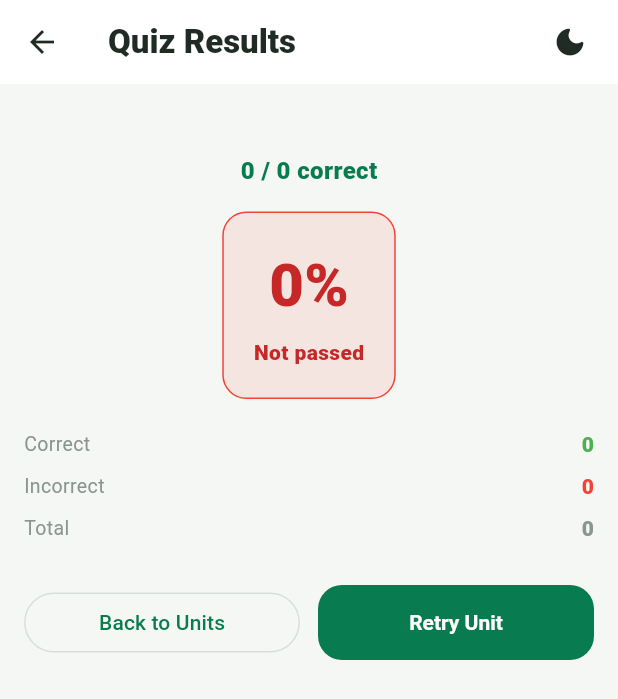
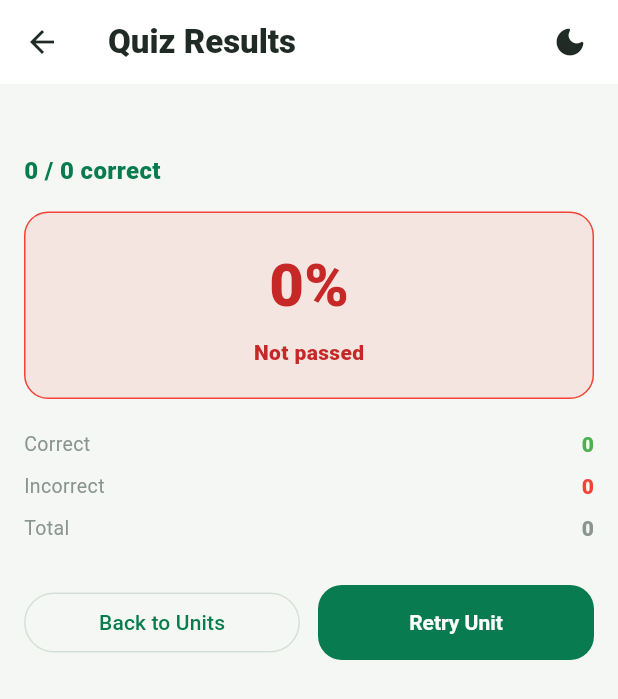
Before and after one commit to SineJhon/EduEthiopia, a Flutter app: the QuizResultScreen screen opened directly with empty values, on a phone screen of 412 x 824 dp. Shown: the top 699 px of the screen. Run offline on Flutter 3.47's test engine with Material 3 defaults, Android fonts, the phone set to English and light mode, and no system bars; our stand-ins replace flutter_animate, google_fonts.

Commit message:
English Quiz Fully Done

```diff
--- a/lib/features/modules/practice/quiz_result_screen.dart
+++ b/lib/features/modules/practice/quiz_result_screen.dart
@@ -20,57 +20,122 @@ class QuizResultScreen extends StatelessWidget {
         actions: [ThemeToggle(), const SizedBox(width: 8)],
       ),
       body: SafeArea(
+        child: SingleChildScrollView(
+          physics: const BouncingScrollPhysics(),
+          padding: const EdgeInsets.fromLTRB(
+            AppDimensions.md,
+            AppDimensions.sm,
+            AppDimensions.md,
+            AppDimensions.lg,
+          ),
           child: Column(
             crossAxisAlignment: CrossAxisAlignment.stretch,
             children: [
-            Padding(
-              padding: const EdgeInsets.fromLTRB(AppDimensions.md, AppDimensions.sm, AppDimensions.md, AppDimensions.md),
-              child: Column(
-                children: [
-                  Text(result.unitTitle,
-                      style: Theme.of(context).textTheme.headlineSmall?.copyWith(fontWeight: FontWeight.w900, color: colorScheme.onSurface),
-                      textAlign: TextAlign.center),
+              Text(
+                result.unitTitle,
+                style: Theme.of(context).textTheme.headlineSmall?.copyWith(
+                  fontWeight: FontWeight.w900,
+                  color: colorScheme.onSurface,
+                ),
+                textAlign: TextAlign.center,
+              ),
               const SizedBox(height: 6),
-                  Text('${result.correct} / ${result.totalQuestions} correct',
-                      style: TextStyle(color: colorScheme.primary, fontWeight: FontWeight.w800, fontSize: 16)),
+              Text(
+                '${result.correct} / ${result.totalQuestions} correct',
+                style: TextStyle(
+                  color: colorScheme.primary,
+                  fontWeight: FontWeight.w800,
+                  fontSize: 16,
+                ),
+              ),
               const SizedBox(height: AppDimensions.md),
               Container(
                 padding: const EdgeInsets.all(20),
                 decoration: BoxDecoration(
-                      color: passed ? Colors.green.withValues(alpha: 0.1) : Colors.red.withValues(alpha: 0.1),
+                  color: passed
+                      ? Colors.green.withValues(alpha: 0.1)
+                      : Colors.red.withValues(alpha: 0.1),
                   borderRadius: BorderRadius.circular(16),
-                      border: Border.all(color: passed ? Colors.green : Colors.red),
+                  border: Border.all(
+                    color: passed ? Colors.green : Colors.red,
+                  ),
                 ),
                 child: Column(
                   children: [
-                        Text('${result.percentage.toStringAsFixed(0)}%',
-                            style: TextStyle(fontSize: 40, fontWeight: FontWeight.w900, color: passed ? Colors.green.shade800 : Colors.red.shade800)),
+                    Text(
+                      '${result.percentage.toStringAsFixed(0)}%',
+                      style: TextStyle(
+                        fontSize: 40,
+                        fontWeight: FontWeight.w900,
+                        color: passed
+                            ? Colors.green.shade800
+                            : Colors.red.shade800,
+                      ),
+                    ),
                     const SizedBox(height: 6),
-                        Text(passed ? 'Passed' : 'Not passed',
-                            style: TextStyle(fontWeight: FontWeight.w800, color: passed ? Colors.green.shade800 : Colors.red.shade800, fontSize: 14)),
+                    Text(
+                      passed ? 'Passed' : 'Not passed',
+                      style: TextStyle(
+                        fontWeight: FontWeight.w800,
+                        color: passed
+                            ? Colors.green.shade800
+                            : Colors.red.shade800,
+                        fontSize: 14,
+                      ),
+                    ),
                   ],
                 ),
               ),
               const SizedBox(height: AppDimensions.md),
               _StatRow(label: 'Correct', value: '${result.correct}', color: Colors.green),
               _StatRow(label: 'Incorrect', value: '${result.incorrect}', color: Colors.red),
-                  _StatRow(label: 'Total', value: '${result.totalQuestions}', color: colorScheme.onSurfaceVariant),
+              _StatRow(
+                  label: 'Total', value: '${result.totalQuestions}',
+                  color: colorScheme.onSurfaceVariant),
               const SizedBox(height: AppDimensions.lg),
               if (result.incorrectReviews.isNotEmpty) ...[
-                    Row(children: [Expanded(child: Text('Review Incorrect Answers', style: Theme.of(context).textTheme.titleLarge?.copyWith(fontWeight: FontWeight.w800, color: colorScheme.onSurface)))]),
+                Text(
+                  'Review Incorrect Answers',
+                  style: Theme.of(context).textTheme.titleLarge?.copyWith(
+                    fontWeight: FontWeight.w800,
+                    color: colorScheme.onSurface,
+                  ),
+                ),
                 const SizedBox(height: 8),
-                    Expanded(child: ListView.builder(shrinkWrap: true, physics: const NeverScrollableScrollPhysics(), itemCount: result.incorrectReviews.length, itemBuilder: (context, i) => _ReviewItem(item: result.incorrectReviews[i]))),
+                ListView.builder(
+                  shrinkWrap: true,
+                  physics: const NeverScrollableScrollPhysics(),
+                  itemCount: result.incorrectReviews.length,
+                  itemBuilder: (context, i) =>
+                      _ReviewItem(item: result.incorrectReviews[i]),
+                ),
                 const SizedBox(height: AppDimensions.md),
               ],
-                  Row(children: [
-                    Expanded(child: OutlinedButton(onPressed: () => Navigator.of(context).popUntil((route) => route.isFirst), child: const Text('Back to Units'))),
+              Row(
+                children: [
+                  Expanded(
+                    child: OutlinedButton(
+                      onPressed: () {
+                        Navigator.of(context).pop(); // leave result screen
+                        Navigator.of(context).pop(); // leave quiz screen -> back to units
+                      },
+                      child: const Text('Back to Units'),
+                    ),
+                  ),
                   const SizedBox(width: 12),
-                    Expanded(child: FilledButton(onPressed: () => Navigator.of(context).pop(), child: const Text('Retry Unit'))),
-                  ]),
-                ],
+                  Expanded(
+                    child: FilledButton(
+                      onPressed: () {
+                        Navigator.of(context).pop(); // leave result screen
+                        Navigator.of(context).pop(); // leave quiz screen -> back to units
+                      },
+                      child: const Text('Retry Unit'),
                     ),
                   ),
                 ],
+              ),
+            ],
+          ),
         ),
       ),
     );
```
Also changed, not shown: lib/features/modules/practice/quiz_screen.dart (+28 -8 lines). Lines whose indentation alone changed are shown as unchanged.
